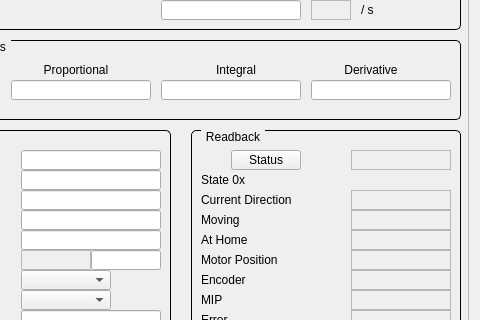
Qt form FormGalilMotorExpert.ui (SESAME-Synchrotron/galil-qt) before a commit; both pictures show x 151 to 631 and y 332 to 652 of the 631 by 861 pixel window.
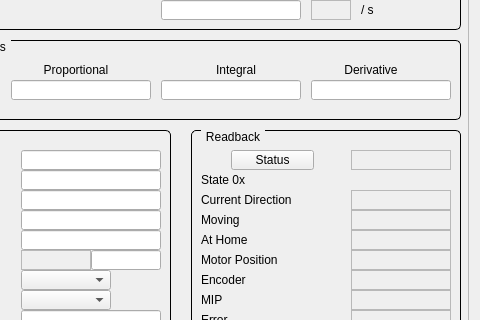
The same form after that commit. Custom widgets are drawn as their Qt base class.

```diff
--- a/FormGalilMotorExpert.ui
+++ b/FormGalilMotorExpert.ui
@@ -1178,19 +1178,6 @@
          <string>$(group).CNEN</string>
         </property>
        </widget>
-       <widget class="QEPushButton" name="qepushbutton_2">
-        <property name="geometry">
-         <rect>
-          <x>40</x>
-          <y>20</y>
-          <width>70</width>
-          <height>20</height>
-         </rect>
-        </property>
-        <property name="text">
-         <string>Status</string>
-        </property>
-       </widget>
        <widget class="QELabel" name="lblTDIR_3">
         <property name="geometry">
          <rect>
@@ -1252,6 +1239,19 @@
          <string>$(group).FLNK</string>
         </property>
        </widget>
+       <widget class="QPushButton" name="btnStatus">
+        <property name="geometry">
+         <rect>
+          <x>40</x>
+          <y>20</y>
+          <width>83</width>
+          <height>20</height>
+         </rect>
+        </property>
+        <property name="text">
+         <string>Status</string>
+        </property>
+       </widget>
       </widget>
       <widget class="QEComboBox" name="cbURIP_2">
        <property name="geometry">
```
Left out of the diff: 27 changed lines with no effect on the pictures.
